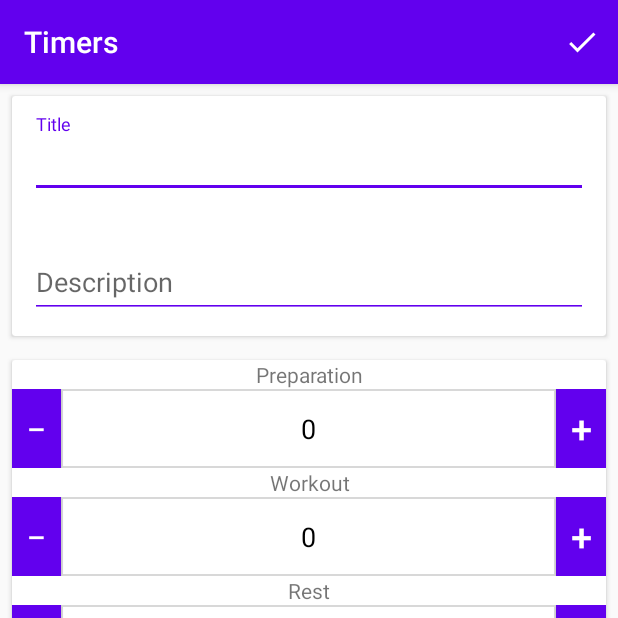
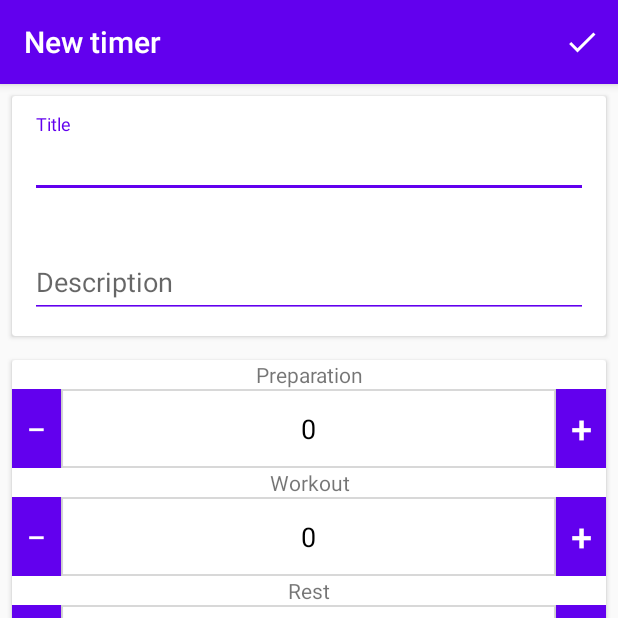
Before and after one commit to explosion204/tabata-timer, an Android app: the TimerDetailActivity screen opened directly, with no data from a screen before it, on a phone screen of 412 x 824 dp, the top half of it. Run offline under Robolectric (Android 15) with nearby library versions, the phone set to English and light mode, and no system bars; our stand-ins replace Dagger/Hilt's generated code; 7 statements that could not run were skipped.

Commit message:
on item click edit

```diff
--- a/app/src/main/java/com/explosion204/tabatatimer/MainActivity.kt
+++ b/app/src/main/java/com/explosion204/tabatatimer/MainActivity.kt
@@ -30,7 +30,7 @@ class MainActivity : AppCompatActivity() {
         setContentView(R.layout.activity_main)
         setUpBottomNavigation()
 
-        fabMenu = findViewById<FloatingActionMenu>(R.id.fab_menu)
+        fabMenu = findViewById(R.id.fab_menu)
 
         findViewById<FloatingActionButton>(R.id.fab_timer).setOnClickListener {
             val intent = Intent(this, TimerDetailActivity::class.java)
--- a/app/src/main/java/com/explosion204/tabatatimer/ui/activities/TimerDetailActivity.kt
+++ b/app/src/main/java/com/explosion204/tabatatimer/ui/activities/TimerDetailActivity.kt
@@ -1,6 +1,5 @@
 package com.explosion204.tabatatimer.ui.activities
 
-import androidx.appcompat.app.AppCompatActivity
 import android.os.Bundle
 import android.text.Editable
 import android.text.TextWatcher
@@ -9,27 +8,32 @@ import android.view.MenuItem
 import android.view.View
 import android.widget.Button
 import android.widget.EditText
-import android.widget.Toast
 import androidx.activity.viewModels
-import androidx.core.widget.addTextChangedListener
-import androidx.fragment.app.viewModels
-import androidx.lifecycle.Observer
-import com.explosion204.tabatatimer.MainActivity
 import com.explosion204.tabatatimer.R
 import com.explosion204.tabatatimer.viewmodels.TimerDetailViewModel
 import com.explosion204.tabatatimer.viewmodels.ViewModelFactory
 import dagger.android.support.DaggerAppCompatActivity
-import org.w3c.dom.Text
 import javax.inject.Inject
-import kotlin.concurrent.timer
 
 class TimerDetailActivity : DaggerAppCompatActivity(), View.OnClickListener {
+    companion object {
+        const val EXTRA_ID = "com.explosion204.tabatatimer.ui.activities.EXTRA_ID"
+        const val EXTRA_TITLE = "com.explosion204.tabatatimer.ui.activities.EXTRA_TITLE"
+        const val EXTRA_DESCRIPTION = "com.explosion204.tabatatimer.ui.activities.EXTRA_DESCRIPTION"
+        const val EXTRA_PREP = "com.explosion204.tabatatimer.ui.activities.EXTRA_PREP"
+        const val EXTRA_WORKOUT = "com.explosion204.tabatatimer.ui.activities.EXTRA_WORKOUT"
+        const val EXTRA_REST = "com.explosion204.tabatatimer.ui.activities.EXTRA_REST"
+        const val EXTRA_CYCLES = "com.explosion204.tabatatimer.ui.activities.EXTRA_DESC"
+    }
+
     private lateinit var titleEditText: EditText
     private lateinit var descEditText: EditText
     private lateinit var prepEditText: EditText
     private lateinit var workoutEditText: EditText
     private lateinit var restEditText: EditText
     private lateinit var cyclesEditText: EditText
+
+    private var timerId: Int = 0
 
     @Inject
     lateinit var viewModelFactory: ViewModelFactory
@@ -41,7 +45,6 @@ class TimerDetailActivity : DaggerAppCompatActivity(), View.OnClickListener {
     override fun onCreate(savedInstanceState: Bundle?) {
         super.onCreate(savedInstanceState)
         setContentView(R.layout.activity_timer_detail)
-        setTitle(R.string.bottom_nav_timers)
 
         titleEditText = findViewById(R.id.timer_title)
         descEditText = findViewById(R.id.timer_desc)
@@ -50,9 +53,38 @@ class TimerDetailActivity : DaggerAppCompatActivity(), View.OnClickListener {
         restEditText = findViewById(R.id.rest_display)
         cyclesEditText = findViewById(R.id.cycles_display)
 
+        title = if (intent.hasExtra(EXTRA_ID)) {
+            getString(R.string.edit_timer)
+        } else {
+            getString(R.string.new_timer)
+        }
+
+        initViewModel()
         setOnFocusChangedListeners()
         setOnClickListeners()
         setOnEditTextChangedListeners()
+    }
+
+    private fun initViewModel() {
+        timerId = intent.getIntExtra(EXTRA_ID, 0)
+
+        titleEditText.setText(intent.getStringExtra(EXTRA_TITLE))
+        viewModel.title = titleEditText.text.toString()
+
+        descEditText.setText(intent.getStringExtra(EXTRA_DESCRIPTION))
+        viewModel.desc = descEditText.text.toString()
+
+        prepEditText.setText(intent.getIntExtra(EXTRA_PREP, 0).toString())
+        viewModel.prep = prepEditText.text.toString().toInt()
+
+        workoutEditText.setText(intent.getIntExtra(EXTRA_WORKOUT, 0).toString())
+        viewModel.workout = workoutEditText.text.toString().toInt()
+
+        restEditText.setText(intent.getIntExtra(EXTRA_REST, 0).toString())
+        viewModel.rest = restEditText.text.toString().toInt()
+
+        cyclesEditText.setText(intent.getIntExtra(EXTRA_CYCLES, 0).toString())
+        viewModel.cycles = cyclesEditText.text.toString().toInt()
     }
 
     private fun setOnClickListeners() {
@@ -91,7 +123,7 @@ class TimerDetailActivity : DaggerAppCompatActivity(), View.OnClickListener {
     override fun onOptionsItemSelected(item: MenuItem): Boolean {
         when (item.itemId) {
             R.id.save_timer -> {
-                if (viewModel.saveTimer()) {
+                if (viewModel.saveTimer(timerId)) {
                     finish()
                 }
 
@@ -168,6 +200,7 @@ class TimerDetailActivity : DaggerAppCompatActivity(), View.OnClickListener {
         override fun onTextChanged(s: CharSequence?, start: Int, before: Int, count: Int) {
             val newVal = editText.text.toString()
 
+            if (newVal.isNotEmpty()) {
                 when (editText.id) {
                     R.id.timer_title -> viewModel.title = newVal
                     R.id.timer_desc -> viewModel.desc = newVal
@@ -177,6 +210,7 @@ class TimerDetailActivity : DaggerAppCompatActivity(), View.OnClickListener {
                     R.id.cycles_display -> viewModel.cycles = newVal.toInt()
                 }
             }
+        }
 
     }
 }
--- a/app/src/main/java/com/explosion204/tabatatimer/viewmodels/TimerDetailViewModel.kt
+++ b/app/src/main/java/com/explosion204/tabatatimer/viewmodels/TimerDetailViewModel.kt
@@ -21,9 +21,11 @@ class TimerDetailViewModel @Inject constructor(private val timerRepository: Time
     var cycles = 0
 
 
-    fun saveTimer() : Boolean {
+    fun saveTimer(id: Int) : Boolean {
         if (title.isNotEmpty() and desc.isNotEmpty()) {
-            val timer = Timer(title = title,
+            val timer = Timer(
+                id = id,
+                title = title,
                 description = desc,
                 preparations = prep,
                 workout = workout,
```
Also changed, not shown: app/src/main/java/com/explosion204/tabatatimer/ui/adapters/ItemListAdapter.kt (+19 -1 lines), app/src/main/java/com/explosion204/tabatatimer/ui/fragments/TimerListFragment.kt (+26 -11 lines), app/src/main/res/values/strings.xml (+5 -4 lines). Lines whose indentation alone changed are shown as unchanged.
